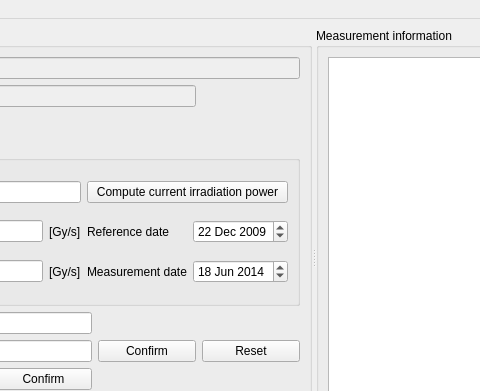
The window that src/mainwindow.ui (bulanek/alive) describes before a commit, drawn with Qt 5; both pictures show x 230 to 710 and y 0 to 391 of the 1002 by 922 pixel window.
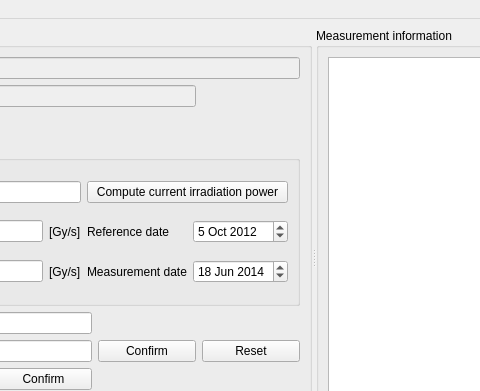
The same window after the commit. Custom widgets are drawn as their Qt base class.

Commit message: windows binary, minor bug fix

Diff of the .ui file:
```diff
--- a/src/mainwindow.ui
+++ b/src/mainwindow.ui
@@ -100,16 +100,16 @@
                 <hour>0</hour>
                 <minute>0</minute>
                 <second>0</second>
-                <year>2009</year>
-                <month>12</month>
-                <day>22</day>
+                <year>2012</year>
+                <month>10</month>
+                <day>5</day>
                </datetime>
               </property>
               <property name="date">
                <date>
-                <year>2009</year>
-                <month>12</month>
-                <day>22</day>
+                <year>2012</year>
+                <month>10</month>
+                <day>5</day>
                </date>
               </property>
              </widget>
```
Left out of the diff: 2 changed lines with no effect on the pictures. The commit also changes 2 other files.
